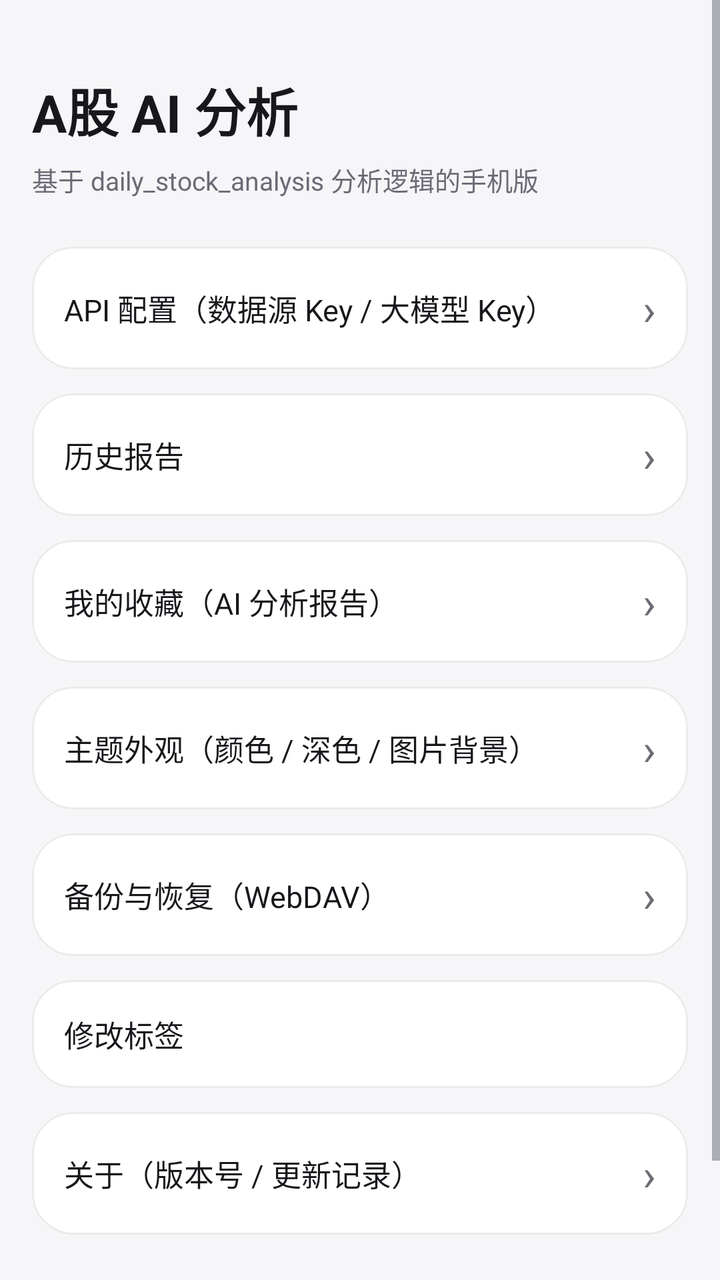
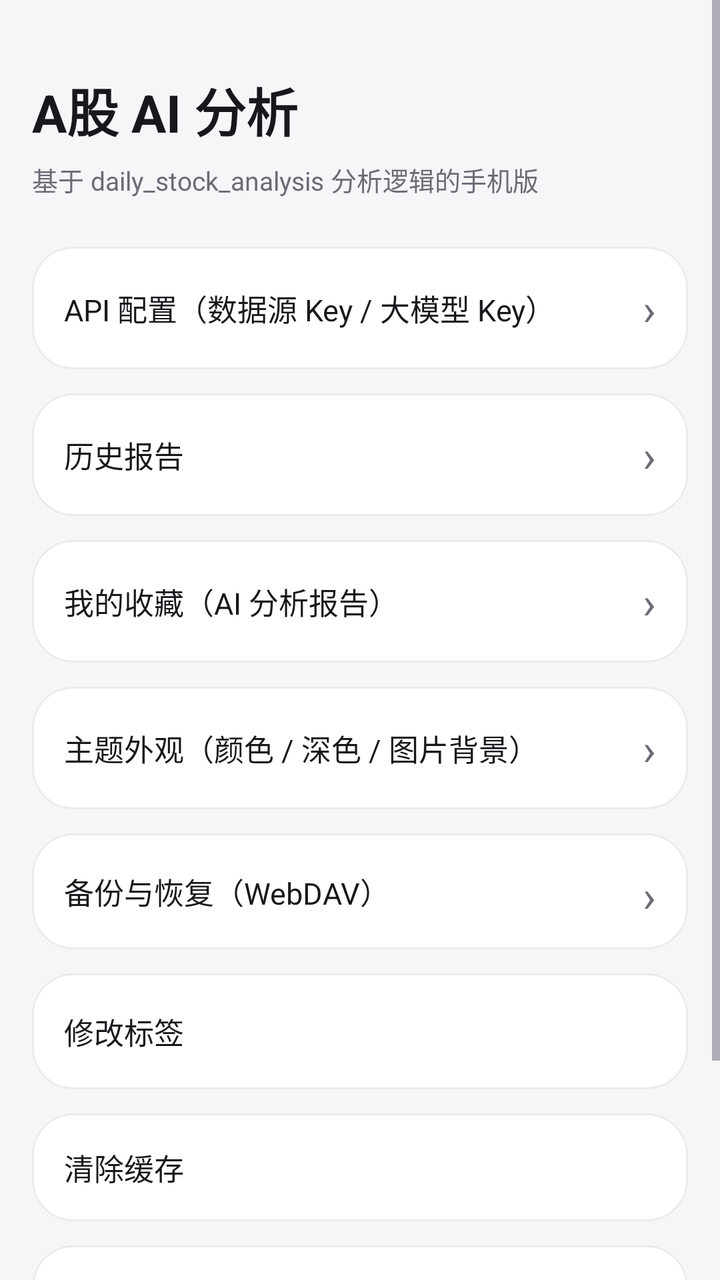

Before-and-after screenshots of an Android layout around one commit, followed by the original layout XML and the change that was made.
<!-- AndroidManifest.xml: application theme Theme.DsaMobile -->
<!-- res/layout/fragment_mine.xml -->
<?xml version="1.0" encoding="utf-8"?>
<ScrollView xmlns:android="http://schemas.android.com/apk/res/android"
    android:layout_width="match_parent"
    android:layout_height="match_parent"
    android:fillViewport="true">

<LinearLayout
    android:layout_width="match_parent"
    android:layout_height="wrap_content"
    android:orientation="vertical"
    android:paddingStart="16dp"
    android:paddingTop="16dp"
    android:paddingEnd="16dp"
    android:paddingBottom="56dp">

    <TextView
        android:id="@+id/mine_title"
        android:layout_width="match_parent"
        android:layout_height="wrap_content"
        android:layout_marginTop="20dp"
        android:text="A股 AI 分析"
        android:textColor="?attr/dsaText"
        android:textSize="26sp"
        android:textStyle="bold" />

    <TextView
        android:layout_width="match_parent"
        android:layout_height="wrap_content"
        android:layout_marginTop="6dp"
        android:text="基于 daily_stock_analysis 分析逻辑的手机版"
        android:textColor="?attr/dsaText2"
        android:textSize="13sp" />

    <LinearLayout
        android:id="@+id/entry_settings"
        android:layout_width="match_parent"
        android:layout_height="wrap_content"
        android:layout_marginTop="24dp"
        android:background="@drawable/bg_card"
        android:tag="dsa_tag"
        android:gravity="center_vertical"
        android:orientation="horizontal"
        android:padding="16dp">

        <TextView
            android:layout_width="0dp"
            android:layout_height="wrap_content"
            android:layout_weight="1"
            android:text="API 配置（数据源 Key / 大模型 Key）"
            android:textColor="?attr/dsaText"
            android:textSize="15sp" />

        <TextView
            android:layout_width="wrap_content"
            android:layout_height="wrap_content"
            android:text="›"
            android:textColor="?attr/dsaText2"
            android:textSize="22sp" />
    </LinearLayout>

    <LinearLayout
        android:id="@+id/entry_history"
        android:layout_width="match_parent"
        android:layout_height="wrap_content"
        android:layout_marginTop="12dp"
        android:background="@drawable/bg_card"
        android:tag="dsa_tag"
        android:gravity="center_vertical"
        android:orientation="horizontal"
        android:padding="16dp">

        <TextView
            android:layout_width="0dp"
            android:layout_height="wrap_content"
            android:layout_weight="1"
            android:text="历史报告"
            android:textColor="?attr/dsaText"
            android:textSize="15sp" />

        <TextView
            android:layout_width="wrap_content"
            android:layout_height="wrap_content"
            android:text="›"
            android:textColor="?attr/dsaText2"
            android:textSize="22sp" />
    </LinearLayout>

    
    <LinearLayout
        android:id="@+id/entry_favorites"
        android:layout_width="match_parent"
        android:layout_height="wrap_content"
        android:layout_marginTop="12dp"
        android:background="@drawable/bg_card"
        android:tag="dsa_tag"
        android:gravity="center_vertical"
        android:orientation="horizontal"
        android:padding="16dp">

        <TextView
            android:layout_width="0dp"
            android:layout_height="wrap_content"
            android:layout_weight="1"
            android:text="我的收藏（AI 分析报告）"
            android:textColor="?attr/dsaText"
            android:textSize="15sp" />

        <TextView
            android:id="@+id/fav_count"
            android:layout_width="wrap_content"
            android:layout_height="wrap_content"
            android:layout_marginEnd="6dp"
            android:textColor="?attr/dsaText2"
            android:textSize="13sp" />

        <TextView
            android:layout_width="wrap_content"
            android:layout_height="wrap_content"
            android:text="›"
            android:textColor="?attr/dsaText2"
            android:textSize="22sp" />
    </LinearLayout>

    
    <LinearLayout
        android:id="@+id/entry_focus"
        android:layout_width="match_parent"
        android:layout_height="wrap_content"
        android:layout_marginTop="12dp"
        android:background="@drawable/bg_card"
        android:gravity="center_vertical"
        android:orientation="horizontal"
        android:padding="16dp"
        android:visibility="gone">

        <TextView
            android:layout_width="0dp"
            android:layout_height="wrap_content"
            android:layout_weight="1"
            android:text="通知与超级岛"
            android:textColor="?attr/dsaText"
            android:textSize="15sp" />

        <TextView
            android:id="@+id/focus_state"
            android:layout_width="wrap_content"
            android:layout_height="wrap_content"
            android:layout_marginEnd="6dp"
            android:ellipsize="end"
            android:maxWidth="150dp"
            android:singleLine="true"
            android:textColor="?attr/dsaText2"
            android:textSize="13sp" />

        <TextView
            android:layout_width="wrap_content"
            android:layout_height="wrap_content"
            android:text="›"
            android:textColor="?attr/dsaText2"
            android:textSize="22sp" />
    </LinearLayout>

    
    <LinearLayout
        android:id="@+id/entry_theme"
        android:layout_width="match_parent"
        android:layout_height="wrap_content"
        android:layout_marginTop="12dp"
        android:background="@drawable/bg_card"
        android:tag="dsa_tag"
        android:gravity="center_vertical"
        android:orientation="horizontal"
        android:padding="16dp">

        <TextView
            android:layout_width="0dp"
            android:layout_height="wrap_content"
            android:layout_weight="1"
            android:text="主题外观（颜色 / 深色 / 图片背景）"
            android:textColor="?attr/dsaText"
            android:textSize="15sp" />

        <TextView
            android:layout_width="wrap_content"
            android:layout_height="wrap_content"
            android:text="›"
            android:textColor="?attr/dsaText2"
            android:textSize="22sp" />
    </LinearLayout>

    
    <LinearLayout
        android:id="@+id/entry_backup"
        android:layout_width="match_parent"
        android:layout_height="wrap_content"
        android:layout_marginTop="12dp"
        android:background="@drawable/bg_card"
        android:tag="dsa_tag"
        android:gravity="center_vertical"
        android:orientation="horizontal"
        android:padding="16dp">

        <TextView
            android:layout_width="0dp"
            android:layout_height="wrap_content"
            android:layout_weight="1"
            android:text="备份与恢复（WebDAV）"
            android:textColor="?attr/dsaText"
            android:textSize="15sp" />

        <TextView
            android:layout_width="wrap_content"
            android:layout_height="wrap_content"
            android:text="›"
            android:textColor="?attr/dsaText2"
            android:textSize="22sp" />
    </LinearLayout>

    
    <LinearLayout
        android:id="@+id/entry_app_title"
        android:layout_width="match_parent"
        android:layout_height="wrap_content"
        android:layout_marginTop="12dp"
        android:background="@drawable/bg_card"
        android:tag="dsa_tag"
        android:gravity="center_vertical"
        android:orientation="horizontal"
        android:padding="16dp">

        <TextView
            android:layout_width="0dp"
            android:layout_height="wrap_content"
            android:layout_weight="1"
            android:text="修改标签"
            android:textColor="?attr/dsaText"
            android:textSize="15sp" />

        <TextView
            android:id="@+id/current_app_title"
            android:layout_width="wrap_content"
            android:layout_height="wrap_content"
            android:layout_marginEnd="6dp"
            android:ellipsize="end"
            android:maxWidth="180dp"
            android:singleLine="true"
            android:textColor="?attr/dsaText2"
            android:textSize="13sp" />
    </LinearLayout>

    
    <LinearLayout
        android:id="@+id/entry_about"
        android:layout_width="match_parent"
        android:layout_height="wrap_content"
        android:layout_marginTop="12dp"
        android:background="@drawable/bg_card"
        android:tag="dsa_tag"
        android:gravity="center_vertical"
        android:orientation="horizontal"
        android:padding="16dp">

        <TextView
            android:layout_width="0dp"
            android:layout_height="wrap_content"
            android:layout_weight="1"
            android:text="关于（版本号 / 更新记录）"
            android:textColor="?attr/dsaText"
            android:textSize="15sp" />

        <TextView
            android:layout_width="wrap_content"
            android:layout_height="wrap_content"
            android:text="›"
            android:textColor="?attr/dsaText2"
            android:textSize="22sp" />
    </LinearLayout>

    <TextView
        android:id="@+id/config_status"
        android:layout_width="match_parent"
        android:layout_height="wrap_content"
        android:layout_marginTop="16dp"
        android:textColor="?attr/dsaText2"
        android:textSize="12sp" />
</LinearLayout>
</ScrollView>
<!-- resources referenced by this layout -->
<resources>
  <style name="Theme.DsaMobile" parent="Theme.Dsa.Blue" />
  <style name="Theme.Dsa.Blue" parent="Theme.Dsa.Base" />
  <color name="theme_blue">#1A73E8</color>
  <color name="theme_blue_dark">#1557B0</color>
  <color name="soft_blue">#E8F0FE</color>
  <color name="light_card">#FFFFFF</color>
  <color name="light_text">#17171C</color>
  <color name="light_text2">#6B6B76</color>
  <color name="light_bg">#F6F6F9</color>
  <color name="light_surface2">#EFEFF3</color>
  <color name="light_divider">#E6E6EC</color>
  <color name="glass_tint_light">#F2FFFFFF</color>
  <color name="glass_stroke_light">#14000000</color>
  <color name="glass_hi_light">#14FFFFFF</color>
  <color name="nav_glass_light">#59FFFFFF</color>
  <style name="Widget.Dsa.Button" parent="Widget.MaterialComponents.Button">
          <item name="cornerRadius">10dp</item>
          <item name="android:textAllCaps">false</item>
      </style>
  <style name="Widget.Dsa.Fab" parent="Widget.MaterialComponents.FloatingActionButton">
          <item name="backgroundTint">?attr/dsaPrimary</item>
          <item name="tint">@color/light_card</item>
          <item name="shapeAppearanceOverlay">@style/ShapeAppearance.Dsa.Fab</item>
      </style>
  <style name="Widget.Dsa.AlertDialog" parent="MaterialAlertDialog.MaterialComponents">
          <item name="shapeAppearanceOverlay">@style/ShapeAppearance.Dsa.Dialog</item>
          <item name="backgroundTint">?attr/dsaCard</item>
          <item name="buttonBarPositiveButtonStyle">@style/Widget.Dsa.DialogButton</item>
          <item name="buttonBarNegativeButtonStyle">@style/Widget.Dsa.DialogButton</item>
      </style>
  <style name="Widget.Dsa.ActionBarTitle" parent="TextAppearance.Widget.AppCompat.Toolbar.Title">
          <item name="android:textSize">18sp</item>
          <item name="android:textStyle">bold</item>
          <item name="android:letterSpacing">0.01</item>
      </style>
  <style name="ShapeAppearance.Dsa.Fab" parent="ShapeAppearance.MaterialComponents.LargeComponent">
          <item name="cornerFamily">rounded</item>
          <item name="cornerSize">16dp</item>
      </style>
  <!-- drawable bottom_nav_color (drawable) -->
  <?xml version="1.0" encoding="utf-8"?>
  <selector xmlns:android="http://schemas.android.com/apk/res/android">
      <item android:color="?attr/dsaOnPrimary" android:state_checked="true" />
      <item android:color="?attr/dsaText2" />
  </selector>
  <style name="Widget.Dsa.NavIndicator" parent="Widget.Material3.BottomNavigationView.ActiveIndicator">
          <item name="android:color">?attr/dsaPrimary</item>
          <item name="shapeAppearance">@style/ShapeAppearance.Dsa.NavPill</item>
          <item name="marginHorizontal">6dp</item>
      </style>
  <style name="TextAppearance.Dsa.NavActive" parent="TextAppearance.MaterialComponents.Caption">
          <item name="android:textSize">11sp</item>
          <item name="android:textStyle">bold</item>
          <item name="android:textColor">?attr/dsaOnPrimary</item>
      </style>
  <style name="TextAppearance.Dsa.NavInactive" parent="TextAppearance.MaterialComponents.Caption">
          <item name="android:textSize">11sp</item>
          <item name="android:textColor">?attr/dsaText2</item>
      </style>
  <style name="ShapeAppearance.Dsa.Dialog" parent="ShapeAppearance.MaterialComponents.LargeComponent">
          <item name="cornerFamily">rounded</item>
          <item name="cornerSize">28dp</item>
      </style>
  <style name="Widget.Dsa.DialogButton" parent="Widget.MaterialComponents.Button.TextButton">
          <item name="android:textAllCaps">false</item>
          <item name="android:textColor">?attr/dsaPrimary</item>
      </style>
  <style name="ShapeAppearance.Dsa.NavPill" parent="ShapeAppearance.MaterialComponents.LargeComponent">
          <item name="cornerFamily">rounded</item>
          <item name="cornerSize">100dp</item>
      </style>
  <!-- unchanged entries left out for length: 5 -->
</resources>

<!-- the commit's change to res/layout/fragment_mine.xml (unified diff, before → after) -->
@@ -192,7 +192,7 @@
     <LinearLayout
         android:id="@+id/entry_backup"
         android:layout_width="match_parent"
-        android:layout_height="wrap_content"
+        android:layout_height="58dp"
         android:layout_marginTop="12dp"
         android:background="@drawable/bg_card"
         android:tag="dsa_tag"
@@ -220,7 +220,7 @@
     <LinearLayout
         android:id="@+id/entry_app_title"
         android:layout_width="match_parent"
-        android:layout_height="wrap_content"
+        android:layout_height="58dp"
         android:layout_marginTop="12dp"
         android:background="@drawable/bg_card"
         android:tag="dsa_tag"
@@ -246,6 +246,27 @@
             android:singleLine="true"
             android:textColor="?attr/dsaText2"
             android:textSize="13sp" />
+    </LinearLayout>
+
+    
+    <LinearLayout
+        android:id="@+id/entry_clear_cache"
+        android:layout_width="match_parent"
+        android:layout_height="wrap_content"
+        android:layout_marginTop="12dp"
+        android:background="@drawable/bg_card"
+        android:tag="dsa_tag"
+        android:gravity="center_vertical"
+        android:orientation="horizontal"
+        android:padding="16dp">
+
+        <TextView
+            android:layout_width="0dp"
+            android:layout_height="wrap_content"
+            android:layout_weight="1"
+            android:text="清除缓存"
+            android:textColor="?attr/dsaText"
+            android:textSize="15sp" />
     </LinearLayout>
 
     
